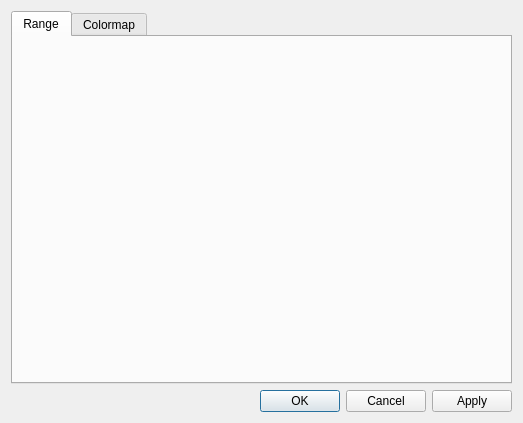
Qt form libs/post/post3d/datamodel/private/post3dwindowcellcontourgroupdataitem_propertydialog.ui (i-RIC/prepost-gui) before a commit.
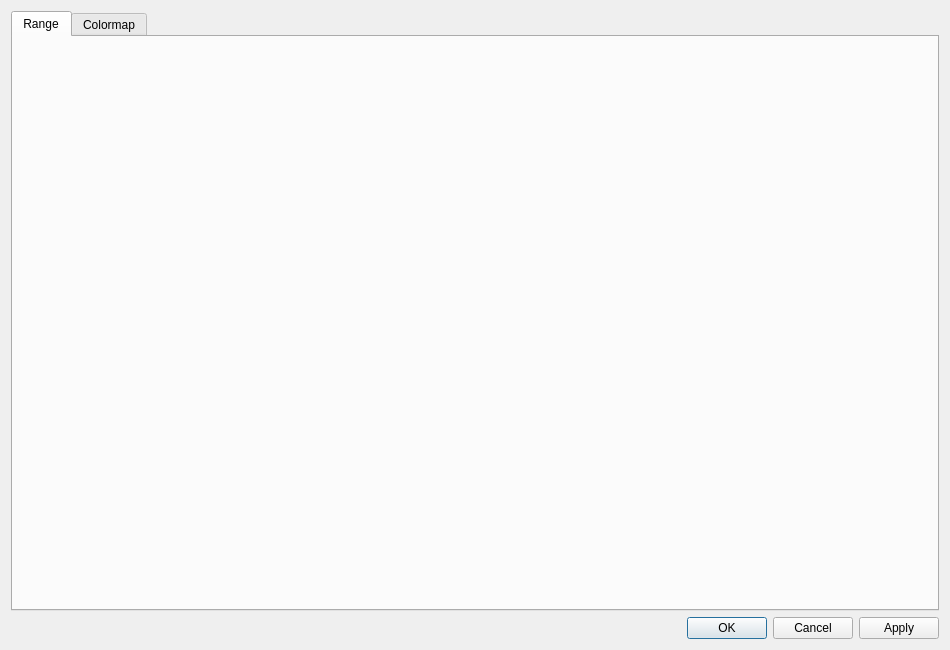
The same form after that commit. Custom widgets are drawn as their Qt base class.

The edit to the form file:
```diff
--- a/libs/post/post3d/datamodel/private/post3dwindowcellcontourgroupdataitem_propertydialog.ui
+++ b/libs/post/post3d/datamodel/private/post3dwindowcellcontourgroupdataitem_propertydialog.ui
@@ -6,8 +6,8 @@
    <rect>
     <x>0</x>
     <y>0</y>
-    <width>523</width>
-    <height>423</height>
+    <width>950</width>
+    <height>650</height>
    </rect>
   </property>
   <property name="windowTitle">
```
